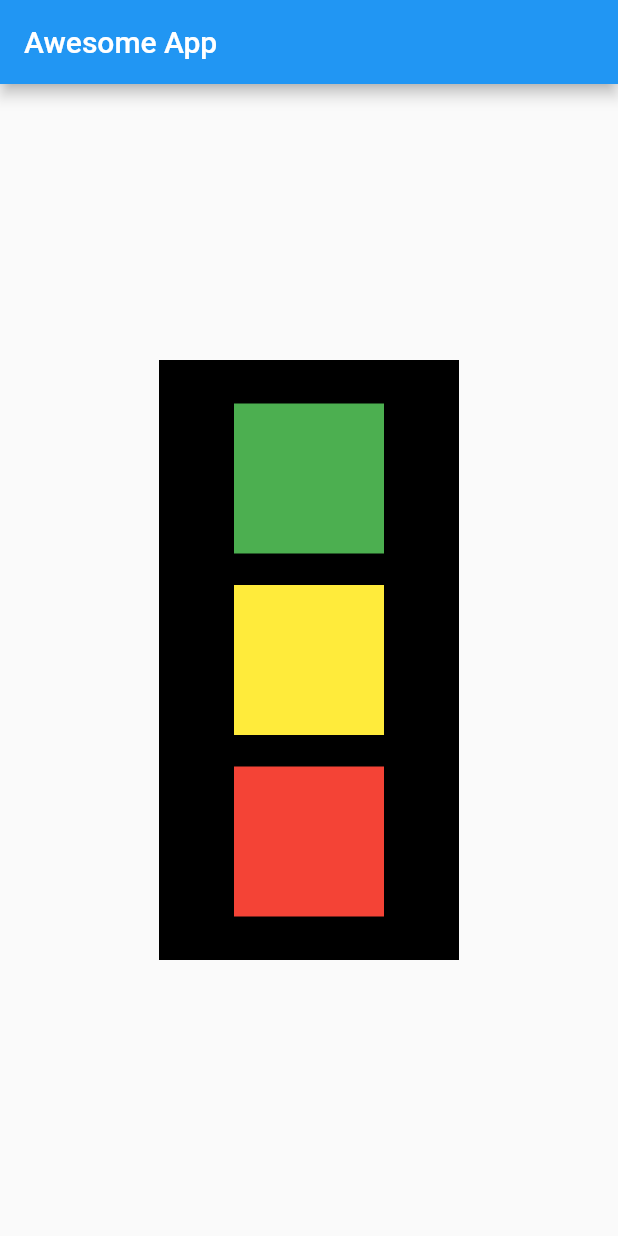
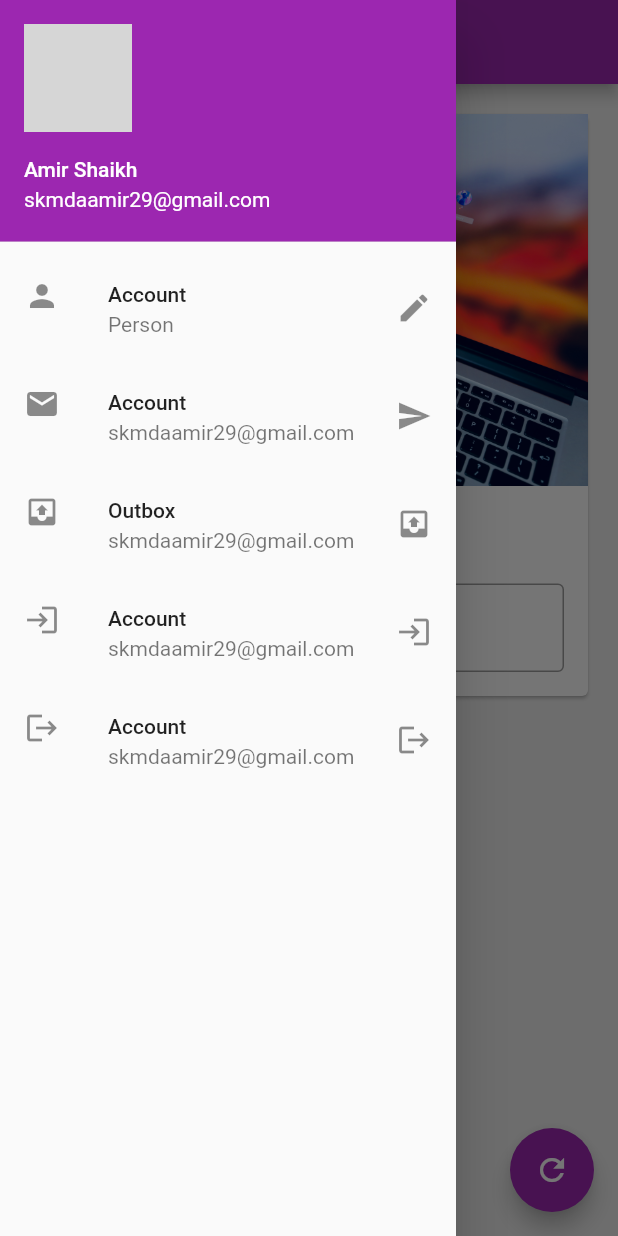
Before and after one commit to skmdaamir/assignment, a Flutter app: the screen it shows after launch, with the side drawer open (before the commit the screen has no drawer), on a phone screen of 412 x 824 dp. Run offline on Flutter 3.47's test engine with Material 2 defaults, Android fonts, the phone set to English and light mode, and no system bars; network calls fail; grey boxes are pictures that could not be loaded.

Commit message:
ch3 completed

```diff
--- /dev/null
+++ b/lib/bg_image.dart
@@ -0,0 +1,8 @@
+import 'package:flutter/material.dart';
+
+class BgImage extends StatelessWidget {
+  @override
+  Widget build(BuildContext context) {
+    return Image.asset("assets/bg.jpg", fit: BoxFit.cover);
+  }
+}
--- /dev/null
+++ b/lib/change_name_card.dart
@@ -0,0 +1,42 @@
+import 'package:assignment/bg_image.dart';
+import 'package:flutter/material.dart';
+
+class ChangeNameCard extends StatelessWidget {
+  const ChangeNameCard({
+    Key key,
+    @required this.myText,
+    @required TextEditingController nameController,
+  })  : _nameController = nameController,
+        super(key: key);
+
+  final String myText;
+  final TextEditingController _nameController;
+
+  @override
+  Widget build(BuildContext context) {
+    return Column(
+      children: [
+        BgImage(),
+        SizedBox(
+          height: 20,
+        ),
+        Text(
+          myText,
+          style: TextStyle(fontSize: 25, fontWeight: FontWeight.bold),
+        ),
+        Padding(
+          padding: const EdgeInsets.all(16.0),
+          child: TextField(
+            controller: _nameController,
+            keyboardType: TextInputType.text,
+            // obscureText: true, For Password
+            decoration: InputDecoration(
+                border: OutlineInputBorder(),
+                hintText: "Enter Something Here",
+                labelText: "Name:"),
+          ),
+        ),
+      ],
+    );
+  }
+}
--- /dev/null
+++ b/lib/drawer.dart
@@ -0,0 +1,58 @@
+import 'package:flutter/material.dart';
+
+class MyDrawer extends StatelessWidget {
+  @override
+  Widget build(BuildContext context) {
+    return Drawer(
+        child: ListView(
+      padding: EdgeInsets.zero,
+      children: [
+        // DrawerHeader(
+        //   child: Text(
+        //     'Hi I am Drawer',
+        //     style: TextStyle(color: Colors.white),
+        //   ),
+        //   decoration: BoxDecoration(color: Colors.purple),
+        // ),
+        UserAccountsDrawerHeader(
+          accountName: Text('Amir Shaikh'),
+          accountEmail: Text('skmdaamir29@gmail.com'),
+          currentAccountPicture: CircleAvatar(
+            backgroundImage:
+                NetworkImage('https://unsplash.com/photos/S7nzSaoMQi4'),
+          ),
+        ),
+        ListTile(
+          leading: Icon(Icons.person),
+          title: Text("Account"),
+          subtitle: Text("Person"),
+          trailing: Icon(Icons.edit),
+        ),
+        ListTile(
+          leading: Icon(Icons.email),
+          title: Text("Account"),
+          subtitle: Text("skmdaamir29@gmail.com"),
+          trailing: Icon(Icons.send),
+        ),
+        ListTile(
+          leading: Icon(Icons.outbox),
+          title: Text("Outbox"),
+          subtitle: Text("skmdaamir29@gmail.com"),
+          trailing: Icon(Icons.outbox),
+        ),
+        ListTile(
+          leading: Icon(Icons.login),
+          title: Text("Account"),
+          subtitle: Text("skmdaamir29@gmail.com"),
+          trailing: Icon(Icons.login),
+        ),
+        ListTile(
+          leading: Icon(Icons.logout),
+          title: Text("Account"),
+          subtitle: Text("skmdaamir29@gmail.com"),
+          trailing: Icon(Icons.logout),
+        )
+      ],
+    )); //For Creating Hamburger Menu
+  }
+}
--- a/lib/main.dart
+++ b/lib/main.dart
@@ -1,58 +1,14 @@
 import 'package:flutter/material.dart';
 import 'package:flutter/cupertino.dart';
-import 'package:flutter/rendering.dart';
+
+import 'pages/home_page.dart';
 
 void main() {
   runApp(MaterialApp(
     title: "Awesome App",
     home: HomePage(),
+    theme: ThemeData(
+      primarySwatch: Colors.purple,
+    ),
   ));
 }
-
-class HomePage extends StatelessWidget {
-  @override
-  Widget build(BuildContext context) {
-    return Scaffold(
-      appBar: AppBar(
-        title: Text('Awesome App'),
-      ),
-      body: Padding(
-        padding: const EdgeInsets.all(8.0),
-        child: Align(
-          alignment: Alignment.center,
-          child: Container(
-              color: Colors.black,
-              width: 200,
-              height: 400,
-              child: Padding(
-                padding: const EdgeInsets.all(8.0),
-                child: Column(
-                  mainAxisAlignment: MainAxisAlignment.spaceEvenly,
-                  crossAxisAlignment: CrossAxisAlignment.center,
-                  children: [
-                    Container(
-                      padding: const EdgeInsets.all(8),
-                      width: 100,
-                      height: 100,
-                      color: Colors.green,
-                    ),
-                    Container(
-                      padding: const EdgeInsets.all(8),
-                      width: 100,
-                      height: 100,
-                      color: Colors.yellow,
-                    ),
-                    Container(
-                      padding: const EdgeInsets.all(8),
-                      width: 100,
-                      height: 100,
-                      color: Colors.red,
-                    ),
-                  ],
-                ),
-              )),
-        ),
-      ),
-    );
-  }
-}
--- /dev/null
+++ b/lib/pages/home_page.dart
@@ -0,0 +1,45 @@
+import 'package:assignment/change_name_card.dart';
+import 'package:assignment/drawer.dart';
+import 'package:flutter/material.dart';
+
+class HomePage extends StatefulWidget {
+  @override
+  _HomePageState createState() => _HomePageState();
+}
+
+class _HomePageState extends State<HomePage> {
+  TextEditingController _nameController = TextEditingController();
+
+  var myText = "Change me";
+  @override
+  void initState() {
+    super.initState();
+  }
+
+  @override
+  Widget build(BuildContext context) {
+    return Scaffold(
+      backgroundColor: Colors.grey[200],
+      appBar: AppBar(
+        title: Text('Awesome App'),
+      ),
+      body: Padding(
+        padding: const EdgeInsets.all(16.0),
+        child: SingleChildScrollView(
+          child: Card(
+            child:
+                ChangeNameCard(myText: myText, nameController: _nameController),
+          ),
+        ),
+      ),
+      drawer: MyDrawer(),
+      floatingActionButton: FloatingActionButton(
+        onPressed: () {
+          myText = _nameController.text;
+          setState(() {});
+        },
+        child: Icon(Icons.refresh),
+      ),
+    );
+  }
+}
```
Also changed, not shown: pubspec.yaml (+3 -5 lines), assets/bg.jpg (added).
